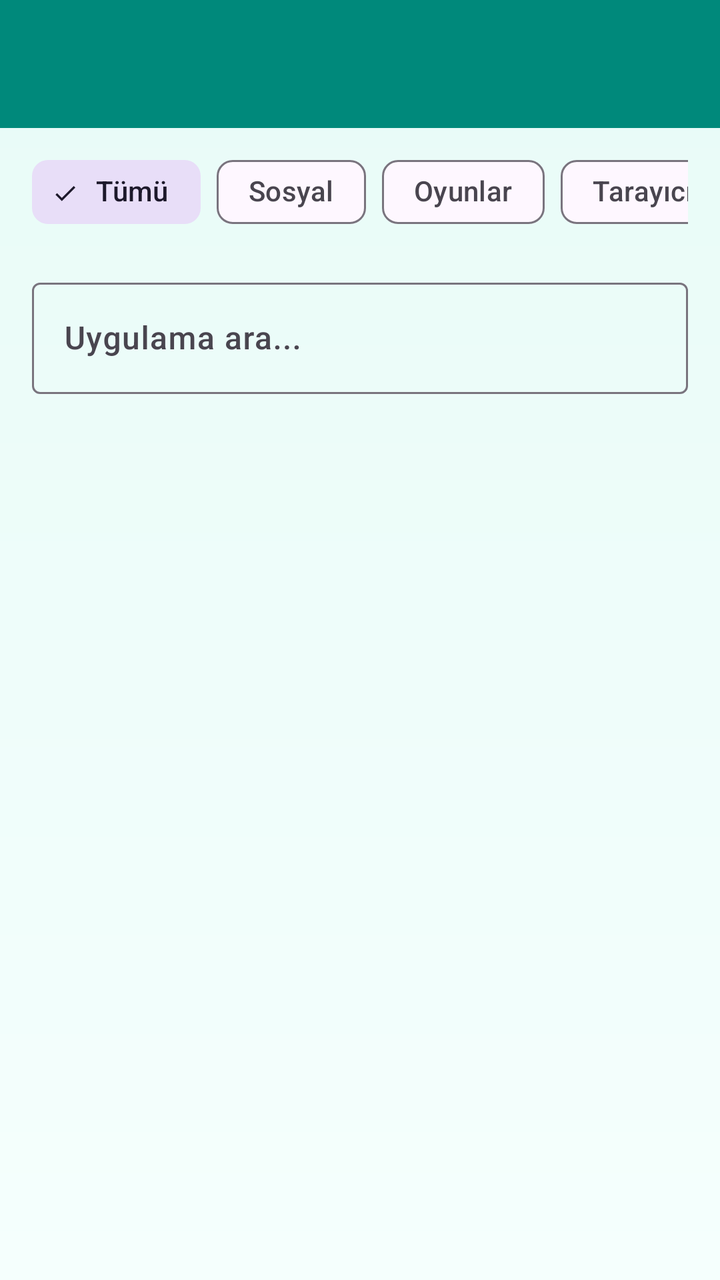
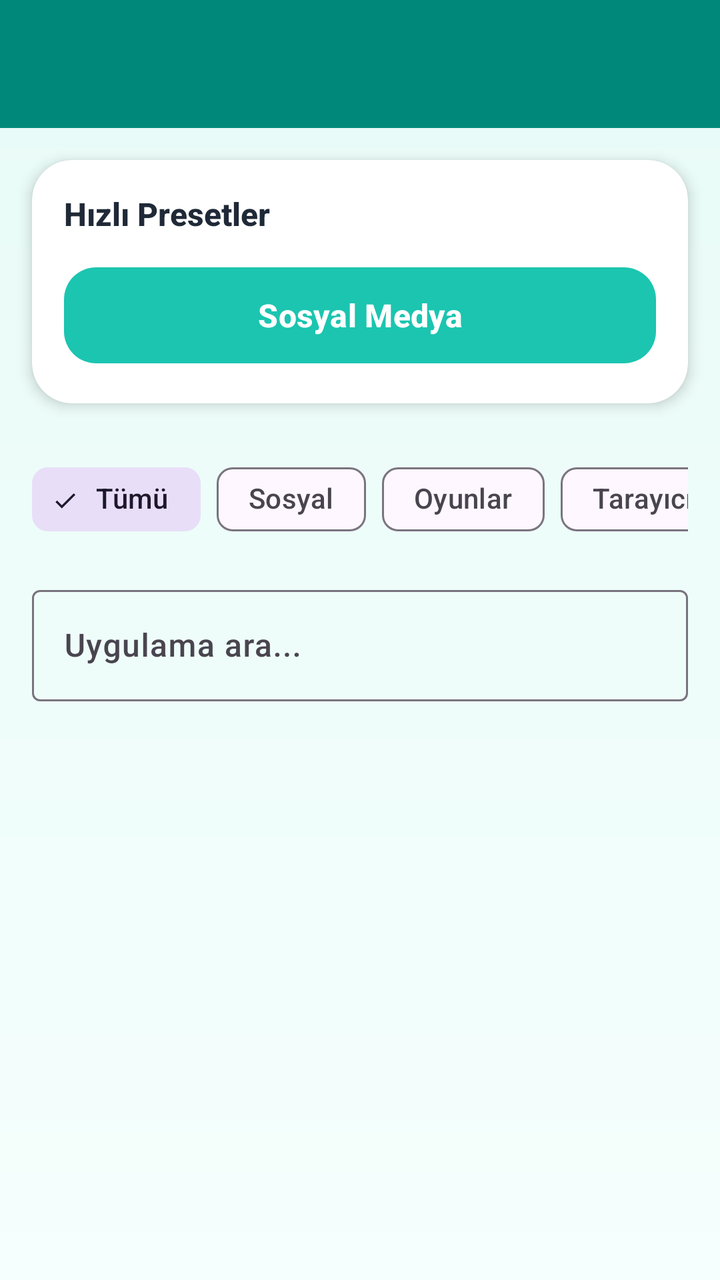

The first picture is an Android layout as it rendered before a commit; the second is the same layout after the commit. The layout source and the unified diff follow.
<!-- AndroidManifest.xml: application theme Theme.BrainBuddy -->
<!-- res/layout/activity_blocked_apps.xml -->
<?xml version="1.0" encoding="utf-8"?>
<LinearLayout xmlns:android="http://schemas.android.com/apk/res/android"
    xmlns:app="http://schemas.android.com/apk/res-auto"
    android:layout_width="match_parent"
    android:layout_height="match_parent"
    android:orientation="vertical"
    android:background="@drawable/bg_gradient">

    <com.google.android.material.appbar.MaterialToolbar
        android:id="@+id/toolbar"
        android:layout_width="match_parent"
        android:layout_height="?attr/actionBarSize"
        android:background="@color/bb_turquoise_dark"
        app:titleTextColor="@color/white"/>

    <HorizontalScrollView
        android:layout_width="match_parent"
        android:layout_height="wrap_content"
        android:scrollbars="none"
        android:paddingHorizontal="16dp"
        android:paddingTop="8dp">

        <com.google.android.material.chip.ChipGroup
            android:id="@+id/chipGroup"
            android:layout_width="wrap_content"
            android:layout_height="wrap_content">

            <com.google.android.material.chip.Chip
                android:id="@+id/chipAll"
                style="@style/Widget.Material3.Chip.Filter"
                android:layout_width="wrap_content"
                android:layout_height="wrap_content"
                android:text="Tümü"
                android:checked="true"/>

            <com.google.android.material.chip.Chip
                android:id="@+id/chipSocial"
                style="@style/Widget.Material3.Chip.Filter"
                android:layout_width="wrap_content"
                android:layout_height="wrap_content"
                android:text="Sosyal"/>

            <com.google.android.material.chip.Chip
                android:id="@+id/chipGames"
                style="@style/Widget.Material3.Chip.Filter"
                android:layout_width="wrap_content"
                android:layout_height="wrap_content"
                android:text="Oyunlar"/>

            <com.google.android.material.chip.Chip
                android:id="@+id/chipBrowsers"
                style="@style/Widget.Material3.Chip.Filter"
                android:layout_width="wrap_content"
                android:layout_height="wrap_content"
                android:text="Tarayıcılar"/>
        </com.google.android.material.chip.ChipGroup>
    </HorizontalScrollView>

    <com.google.android.material.textfield.TextInputLayout
        android:layout_width="match_parent"
        android:layout_height="wrap_content"
        android:layout_margin="16dp"
        android:hint="Uygulama ara..."
        style="@style/Widget.Material3.TextInputLayout.OutlinedBox">

        <com.google.android.material.textfield.TextInputEditText
            android:id="@+id/searchBox"
            android:layout_width="match_parent"
            android:layout_height="wrap_content"
            android:inputType="text"/>

    </com.google.android.material.textfield.TextInputLayout>

    <androidx.recyclerview.widget.RecyclerView
        android:id="@+id/recycler"
        android:layout_width="match_parent"
        android:layout_height="match_parent"
        android:paddingHorizontal="16dp"
        android:clipToPadding="false"/>

</LinearLayout>
<!-- resources referenced by this layout -->
<resources>
  <color name="bb_turquoise_dark">#00897B</color>
  <color name="white">#FFFFFF</color>
  <!-- drawable bg_gradient (drawable) -->
  <?xml version="1.0" encoding="utf-8"?>
  <layer-list xmlns:android="http://schemas.android.com/apk/res/android">
      <item>
          <shape>
              <gradient
                  android:angle="270"
                  android:startColor="#E8FBF7"
                  android:endColor="#F5FFFD"/>
          </shape>
      </item>
  </layer-list>
  <style name="Theme.BrainBuddy" parent="Theme.Material3.Light.NoActionBar">
          <item name="colorPrimary">@color/bb_primary</item>
          <item name="colorOnPrimary">@color/white</item>
          <item name="colorSecondary">@color/bb_secondary</item>
          <item name="colorOnSecondary">@color/white</item>
          <item name="colorTertiary">@color/bb_accent</item>
          <item name="colorOnTertiary">@color/black</item>
          <item name="colorError">@color/bb_error</item>
          <item name="android:windowBackground">@drawable/bg_gradient</item>
          <item name="android:textColorPrimary">@color/bb_text</item>
          <item name="android:textColorSecondary">@color/bb_text_muted</item>
          <item name="materialButtonStyle">@style/BBButton</item>
          <item name="android:fontFamily">sans-serif-medium</item>
      </style>
  <color name="bb_primary">#1BC5B0</color>
  <color name="bb_secondary">#00897B</color>
  <color name="bb_accent">#FFC107</color>
  <color name="black">#000000</color>
  <color name="bb_error">#FF5252</color>
  <color name="bb_text">#1F2937</color>
  <color name="bb_text_muted">#6B7280</color>
  <style name="BBButton" parent="Widget.Material3.Button">
          <item name="android:minHeight">56dp</item>
          <item name="android:paddingStart">24dp</item>
          <item name="android:paddingEnd">24dp</item>
          <item name="cornerRadius">16dp</item>
          <item name="android:textAllCaps">false</item>
          <item name="android:textColor">@color/white</item>
          <item name="android:textSize">16sp</item>
          <item name="android:textStyle">bold</item>
          <item name="backgroundTint">@color/bb_primary</item>
      </style>
</resources>

<!-- the commit's change to res/layout/activity_blocked_apps.xml (unified diff, before → after) -->
@@ -12,6 +12,39 @@
         android:layout_height="?attr/actionBarSize"
         android:background="@color/bb_turquoise_dark"
         app:titleTextColor="@color/white"/>
+
+    
+    <com.google.android.material.card.MaterialCardView
+        android:id="@+id/cardQuickPresets"
+        style="@style/BB.HomeCard"
+        android:layout_width="match_parent"
+        android:layout_height="wrap_content"
+        android:layout_margin="16dp"
+        app:cardBackgroundColor="@color/bb_card">
+
+        <LinearLayout
+            android:layout_width="match_parent"
+            android:layout_height="wrap_content"
+            android:orientation="vertical"
+            android:padding="16dp">
+
+            <TextView
+                android:layout_width="wrap_content"
+                android:layout_height="wrap_content"
+                android:text="@string/preset_quick_presets"
+                android:textSize="16sp"
+                android:textStyle="bold"
+                android:textColor="@color/bb_text"/>
+
+            <com.google.android.material.button.MaterialButton
+                android:id="@+id/btnPresetSocialMedia"
+                style="@style/BB.Button"
+                android:layout_width="match_parent"
+                android:layout_height="wrap_content"
+                android:layout_marginTop="12dp"
+                android:text="@string/preset_social_media"/>
+        </LinearLayout>
+    </com.google.android.material.card.MaterialCardView>
 
     <HorizontalScrollView
         android:layout_width="match_parent"
<!-- resource entries referenced after the edit -->
@@ -1,5 +1,6 @@
 <!-- resources referenced by this layout -->
 <resources>
+  <color name="bb_card">#FFFFFF</color>
   <color name="bb_turquoise_dark">#00897B</color>
   <color name="white">#FFFFFF</color>
   <!-- drawable bg_gradient (drawable) -->
@@ -14,6 +15,14 @@
           </shape>
       </item>
   </layer-list>
+  <string name="preset_quick_presets">Hızlı Presetler</string>
+  <string name="preset_social_media">Sosyal Medya</string>
+  <style name="BB.Button" parent="BBButton" />
+  <style name="BB.HomeCard" parent="Widget.Material3.CardView.Elevated">
+          <item name="cardCornerRadius">20dp</item>
+          <item name="cardElevation">4dp</item>
+          <item name="cardBackgroundColor">@color/bb_card</item>
+      </style>
   <style name="Theme.BrainBuddy" parent="Theme.Material3.Light.NoActionBar">
           <item name="colorPrimary">@color/bb_primary</item>
           <item name="colorOnPrimary">@color/white</item>
